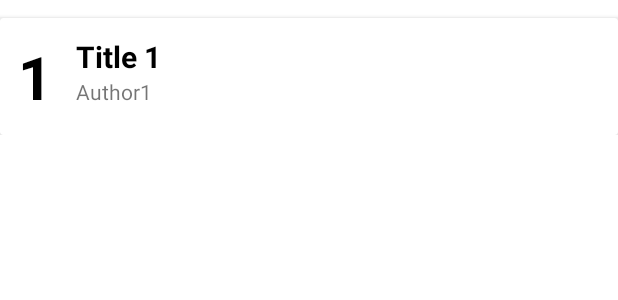
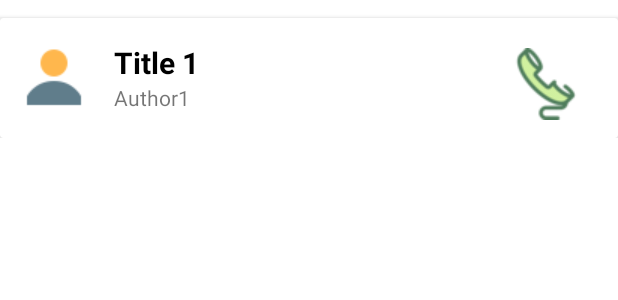
Before and after one commit to Kritima/Phone-Book, an Android app: the layout item_contact.xml on its own in the app's theme, with its tools: preview values and no code run, on a phone screen of 412 x 824 dp. Shown: the top 300 px of the screen. Run offline under Robolectric (Android 15) with nearby library versions, the phone set to English and light mode, and no system bars; Roboto replaces fonts that are not available here.

Commit message:
Call Image added

```diff
--- a/app/src/main/java/com/lambton/phone_book/ContactAdapter.java
+++ b/app/src/main/java/com/lambton/phone_book/ContactAdapter.java
@@ -85,15 +85,13 @@ public class ContactAdapter extends RecyclerView.Adapter<ContactAdapter.MyViewHo
 
     class MyViewHolder extends RecyclerView.ViewHolder {
 
-        TextView book_id_txt, book_title_txt, book_author_txt, book_pages_txt;
+        TextView  book_title_txt, book_author_txt;
         LinearLayout mainLayout;
 
         MyViewHolder(@NonNull View itemView) {
             super(itemView);
-            book_id_txt = itemView.findViewById(R.id.book_id_txt);
             book_title_txt = itemView.findViewById(R.id.book_title_txt);
             book_author_txt = itemView.findViewById(R.id.book_author_txt);
-            book_pages_txt = itemView.findViewById(R.id.book_pages_txt);
             mainLayout = itemView.findViewById(R.id.mainLayout);
             //Animate Recyclerview
             Animation translate_anim = AnimationUtils.loadAnimation(context, R.anim.translate_anim);
--- a/app/src/main/res/layout/item_contact.xml
+++ b/app/src/main/res/layout/item_contact.xml
@@ -18,14 +18,11 @@
             android:layout_height="wrap_content"
             android:padding="12dp">
 
-            <TextView
-                android:id="@+id/book_id_txt"
+            <ImageView
+                android:id="@+id/contact_image"
                 android:layout_width="wrap_content"
                 android:layout_height="wrap_content"
-                android:text="1"
-                android:textSize="40sp"
-                android:textStyle="bold"
-                android:textColor="#000"
+                app:srcCompat="@drawable/iconcontact"
                 app:layout_constraintBottom_toBottomOf="parent"
                 app:layout_constraintStart_toStartOf="parent"
                 app:layout_constraintTop_toTopOf="parent" />
@@ -40,8 +37,8 @@
                 android:textSize="20sp"
                 android:textStyle="bold"
                 android:textColor="#000"
-                app:layout_constraintStart_toEndOf="@+id/book_id_txt"
-                app:layout_constraintTop_toTopOf="@+id/book_id_txt" />
+                app:layout_constraintStart_toEndOf="@+id/contact_image"
+                app:layout_constraintTop_toTopOf="@+id/contact_image" />
 
             <TextView
                 android:id="@+id/book_author_txt"
@@ -51,13 +48,16 @@
                 app:layout_constraintStart_toStartOf="@+id/book_title_txt"
                 app:layout_constraintTop_toBottomOf="@+id/book_title_txt" />
 
-            <TextView
+            <ImageView
                 android:id="@+id/book_pages_txt"
                 android:layout_width="wrap_content"
                 android:layout_height="wrap_content"
-                android:textSize="18sp"
+                android:layout_marginTop="8dp"
+                android:layout_marginEnd="12dp"
                 app:layout_constraintEnd_toEndOf="parent"
-                app:layout_constraintTop_toTopOf="parent" />
+                app:layout_constraintTop_toTopOf="parent"
+                app:srcCompat="@drawable/call" />
+
         </androidx.constraintlayout.widget.ConstraintLayout>
     </androidx.cardview.widget.CardView>
 </LinearLayout>
```
Also changed, not shown: app/src/main/java/com/lambton/phone_book/UpdateActivity.java (+7 -0 lines), app/src/main/res/drawable/call.png (added).
